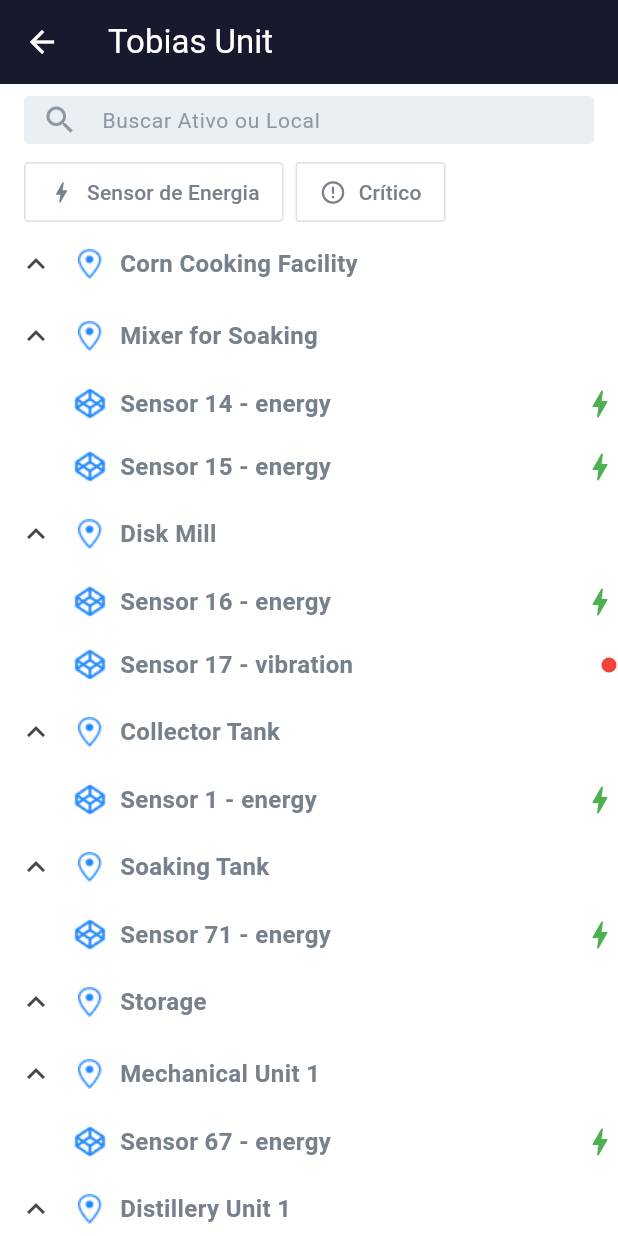
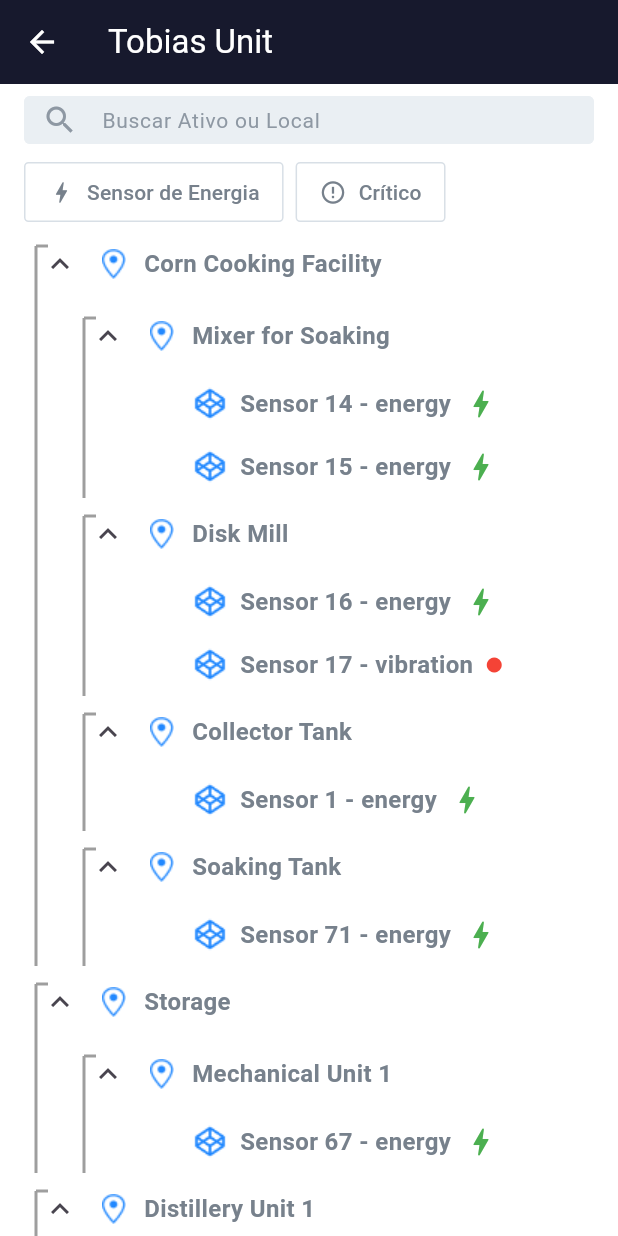
Before and after one commit to TiroLiroLD/Tractian-Challenge, a Flutter app: the screen it shows after launch, after a tap on an icon or button, on a phone screen of 412 x 824 dp. Run offline on Flutter 3.47's test engine with Material 3 defaults, Android fonts, the phone set to English and light mode, and no system bars; our stand-ins replace flutter_riverpod, flutter_svg; generated files the repository leaves out were written again.

Commit message:
fix repeated nodes as root

```diff
--- a/tractian_challenge/lib/data/models/node.dart
+++ b/tractian_challenge/lib/data/models/node.dart
@@ -14,6 +14,7 @@ class Node {
   final String? status;
   bool shouldRender;
   List<Node> children;
+  bool locationNode;
 
   Node({
     required this.id,
@@ -24,6 +25,7 @@ class Node {
     this.status,
     this.shouldRender = false,
     this.children = const [],
+    this.locationNode = false,
   });
 
   factory Node.fromJson(Map<String, dynamic> json) => _$NodeFromJson(json);
--- a/tractian_challenge/lib/presentation/pages/unit_page.dart
+++ b/tractian_challenge/lib/presentation/pages/unit_page.dart
@@ -56,7 +56,7 @@ class _UnitPageState extends ConsumerState<UnitPage> {
               return locationsAsyncValue.when(
                 data: (locations) {
                   _nodes = buildNodeTree(locations, assets);
-                  _rootNodes = _nodes.values.where((node) => node.parentId == null).toList();
+                  _rootNodes = _nodes.values.where((node) => node.parentId == null && node.locationNode).toList();
 
                   _applyFilters(isEnergySensorActive, isCriticalStatusActive, searchQuery);
 
@@ -115,6 +115,7 @@ class _UnitPageState extends ConsumerState<UnitPage> {
         sensorType: null,
         status: null,
         children: [],
+        locationNode: true,
       );
     }
 
@@ -148,7 +149,7 @@ class _UnitPageState extends ConsumerState<UnitPage> {
 
   void updateRenderStatus(Node node, bool isEnergySensorActive, bool isCriticalStatusActive, String query) {
     node.shouldRender = applyAllFilters(node, isEnergySensorActive, isCriticalStatusActive, query);
-    print('Node: ${node.name}, shouldRender: ${node.shouldRender}');
+    print('Node: ${node.name}, shouldRender: ${node.shouldRender}            locationNode: ${node.locationNode}, ');
 
     for (var child in node.children) {
       updateRenderStatus(child, isEnergySensorActive, isCriticalStatusActive, query);
@@ -190,8 +191,10 @@ class _UnitPageState extends ConsumerState<UnitPage> {
     return [
       CollapsibleWidget(
         title: node.name,
-        iconPath: node.sensorType != null ? 'assets/images/icons/component.png' : 'assets/images/icons/location.png',
-        status: node.status,
+        iconPath: node.locationNode ? 'assets/images/icons/location.png' : node
+            .sensorType != null
+            ? 'assets/images/icons/component.png'
+            : 'assets/images/icons/asset.png',        status: node.status,
         isExpanded: true,
         disableCollapse: false,
         children: node.children.where((child) => child.shouldRender).expand(buildTreeView).toList(),
--- a/tractian_challenge/lib/presentation/widgets/collapsible_widget.dart
+++ b/tractian_challenge/lib/presentation/widgets/collapsible_widget.dart
@@ -1,5 +1,3 @@
-// lib/presentation/widgets/collapsible_widget.dart
-
 import 'package:flutter/material.dart';
 
 class CollapsibleWidget extends StatefulWidget {
@@ -68,7 +66,11 @@ class _CollapsibleWidgetState extends State<CollapsibleWidget> with SingleTicker
 
   @override
   Widget build(BuildContext context) {
-    return Column(
+    return CustomPaint(
+      painter: TreeLinePainter(_isExpanded && widget.children.isNotEmpty),
+      child: Padding(
+        padding: const EdgeInsets.only(left: 16.0), // Indentation for child nodes
+        child: Column(
           crossAxisAlignment: CrossAxisAlignment.start,
           children: [
             Row(
@@ -102,25 +104,19 @@ class _CollapsibleWidgetState extends State<CollapsibleWidget> with SingleTicker
                   height: 24,
                 ),
                 const SizedBox(width: 8),
-            Expanded(
-              child: Text(
+                Text(
                   widget.title,
                   style: const TextStyle(
                     fontSize: 16,
                     fontWeight: FontWeight.bold,
                   ),
                 ),
-            ),
                 if (widget.status != null)
                   Padding(
                     padding: const EdgeInsets.only(left: 8.0),
                     child: Icon(
-                  widget.status == 'alert'
-                      ? Icons.circle
-                      : Icons.bolt_rounded,
-                  color: widget.status == 'alert'
-                      ? Colors.red
-                      : Colors.green,
+                      widget.status == 'alert' ? Icons.circle : Icons.bolt_rounded,
+                      color: widget.status == 'alert' ? Colors.red : Colors.green,
                       size: widget.status == 'alert' ? 12 : null,
                     ),
                   ),
@@ -129,11 +125,45 @@ class _CollapsibleWidgetState extends State<CollapsibleWidget> with SingleTicker
             SizeTransition(
               sizeFactor: _animation,
               axisAlignment: -1.0,
+              child: Padding(
+                padding: const EdgeInsets.only(left: 16.0), // Additional indentation for children
                 child: Column(
                   children: widget.children,
                 ),
               ),
+            ),
           ],
+        ),
+      ),
     );
   }
 }
+
+class TreeLinePainter extends CustomPainter {
+  final bool drawLines;
+
+  TreeLinePainter(this.drawLines);
+
+  @override
+  void paint(Canvas canvas, Size size) {
+    if (!drawLines) return;
+
+    final paint = Paint()
+      ..color = Colors.grey
+      ..strokeWidth = 2;
+
+    // Draw vertical line from the middle of the icon button to the bottom
+    double startX = 24; // Starting X position to align with the icon
+    double iconSize = 24; // Icon size for positioning
+
+    canvas.drawLine(Offset(startX, iconSize / 2), Offset(startX, size.height), paint);
+
+    // Draw horizontal line from the middle to the right
+    canvas.drawLine(Offset(startX, iconSize / 2), Offset(startX + 8, iconSize / 2), paint);
+  }
+
+  @override
+  bool shouldRepaint(covariant CustomPainter oldDelegate) {
+    return false;
+  }
+}
--- a/tractian_challenge/lib/providers.dart
+++ b/tractian_challenge/lib/providers.dart
@@ -1,7 +1,5 @@
 import 'package:flutter_riverpod/flutter_riverpod.dart';
-import 'package:tractian_challenge/data/models/asset.dart';
 import 'package:tractian_challenge/data/services/data_service.dart';
-
 import 'data/models/node.dart';
 
 final dataServiceProvider = Provider((ref) => DataService());
@@ -13,7 +11,9 @@ final searchQueryProvider = StateProvider<String>((ref) => '');
 final locationsProvider = FutureProvider.family<List<Node>, String>((ref, filePath) async {
   final dataService = ref.read(dataServiceProvider);
   final locationsJson = await dataService.fetchLocations(filePath);
-  return locationsJson.map((json) => Node.fromJson(json)).toList();
+  return locationsJson.map((json) {
+    return Node.fromJson({...json, 'locationNode': true});
+  }).toList();
 });
 
 final assetsProvider = FutureProvider.family<List<Node>, String>((ref, filePath) async {
```
Lines whose indentation alone changed are shown as unchanged.
